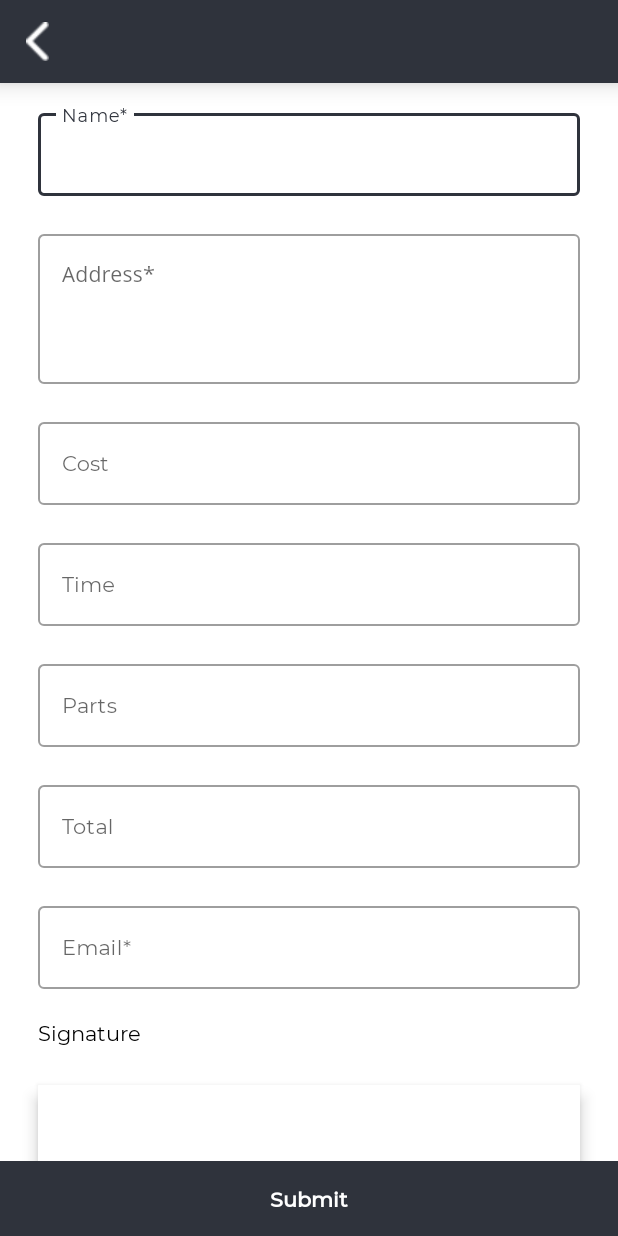
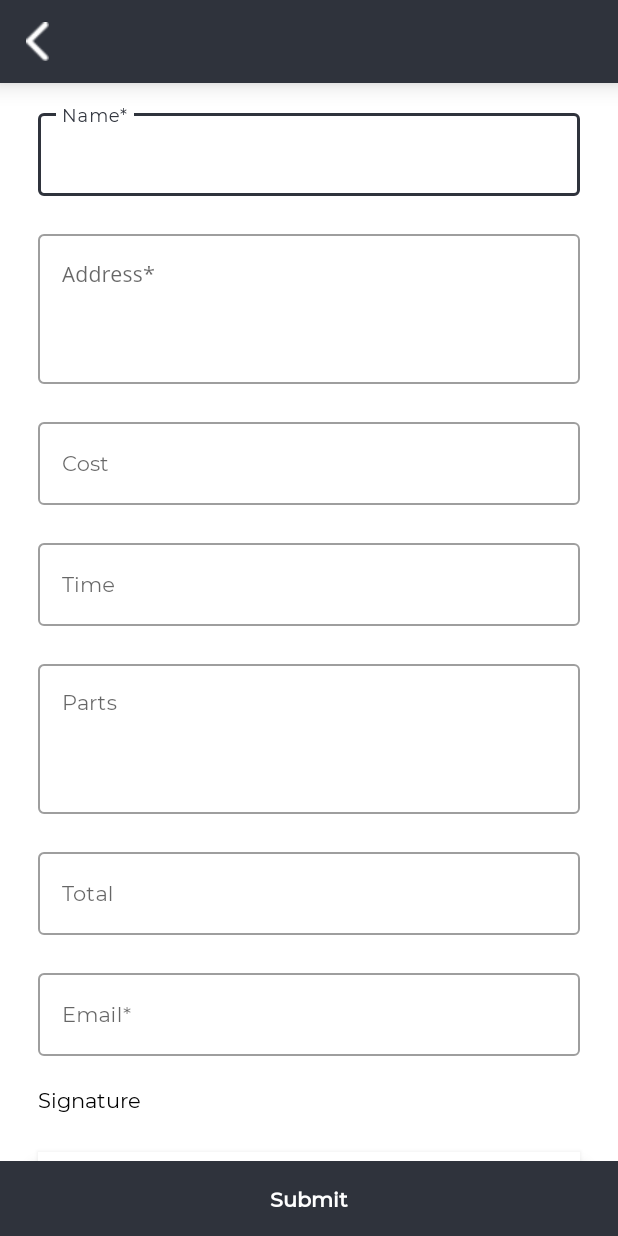
Before and after one commit to DineshAndroapps/WitgoedXeprt-Technician, an Android app: the AddEnquiry screen opened directly, with no data from a screen before it, on a phone screen of 412 x 824 dp. Run offline under Robolectric (Android 15) with nearby library versions, the phone set to English and light mode, and no system bars; our stand-ins replace Volley, sdp/ssp sizes; network calls fail; pictures from the network do not load.

Commit message:
Create invoice section added Parts filed changes

```diff
--- a/app/src/main/res/layout/activity_add_enquairy.xml
+++ b/app/src/main/res/layout/activity_add_enquairy.xml
@@ -125,10 +125,20 @@
                         <com.google.android.material.textfield.TextInputEditText
                             android:id="@+id/et_parts"
                             style="@style/edt_layout_login_InputEditText"
-
+                            android:layout_width="match_parent"
+                            android:layout_height="wrap_content"
+                            android:layout_gravity="top"
+                            android:background="@null"
+                            android:drawableTint="@color/icon_tint"
+                            android:fontFamily="@font/montserrat_regular"
+                            android:gravity="top"
+                            android:inputType="textMultiLine"
+                            android:maxLines="5"
+                            android:minHeight="100dp"
+                            android:text=""
+                            android:textSize="14sp"
                             android:imeOptions="actionNext"
-                            android:inputType="text"
-                            android:maxLines="1" />
+                             />
 
                     </com.google.android.material.textfield.TextInputLayout>
 
--- a/build.gradle
+++ b/build.gradle
@@ -3,12 +3,10 @@ buildscript {
     repositories {
         google()
         mavenCentral()
-        jcenter {
-            url "http://jcenter.bintray.com/"
-        }
+
     }
     dependencies {
-        classpath "com.android.tools.build:gradle:4.2.0"
+        classpath 'com.android.tools.build:gradle:7.1.1'
         classpath 'com.google.gms:google-services:4.3.10'
         classpath 'com.google.firebase:firebase-crashlytics-gradle:2.7.1'
 
@@ -22,9 +20,7 @@ allprojects {
         google()
         mavenCentral()
         jcenter()
-        jcenter {
-            url "http://jcenter.bintray.com/"
-        }
+
     }
 }
 
```
Also changed, not shown: gradle/wrapper/gradle-wrapper.properties.
